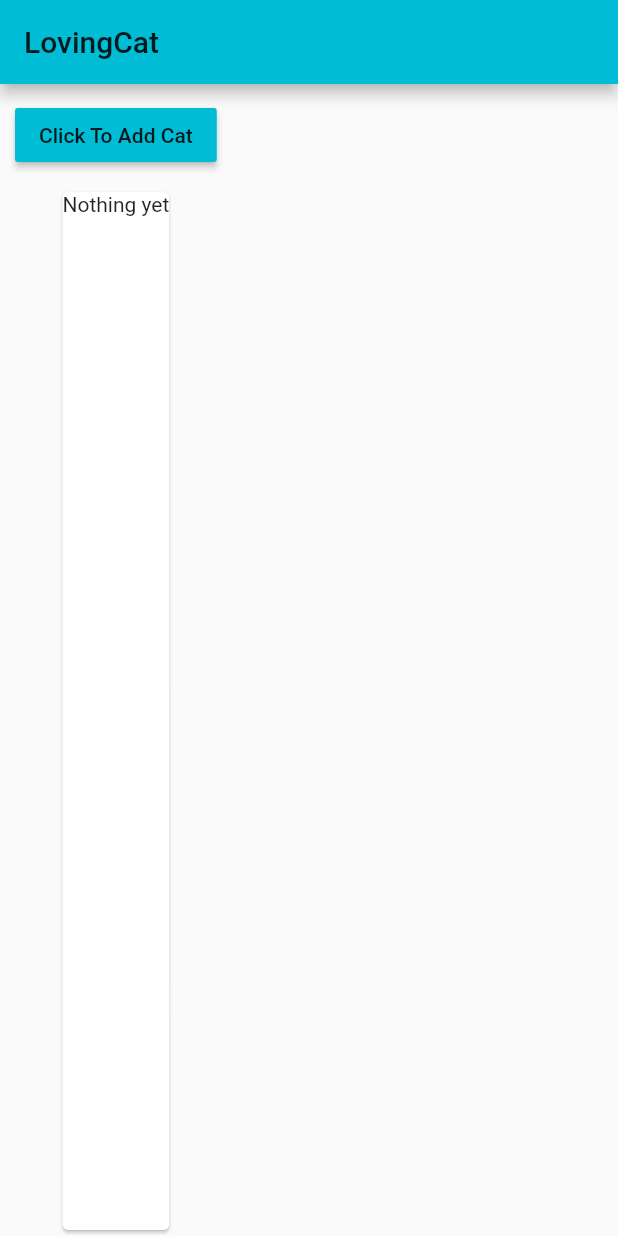
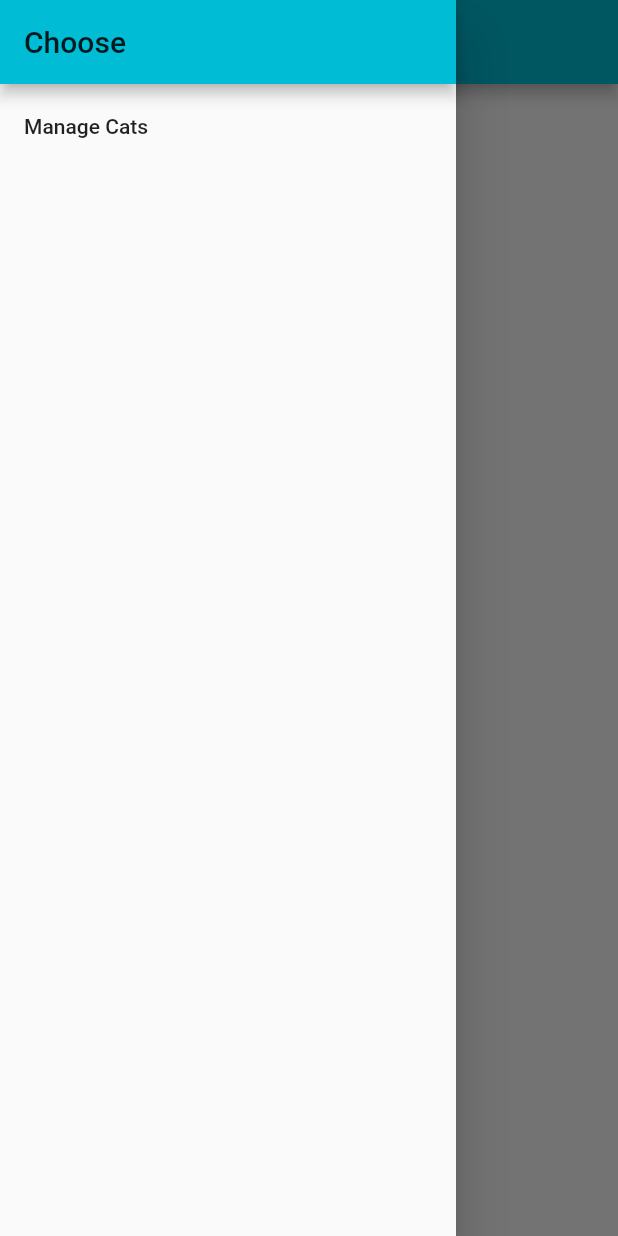
Before and after one commit to huangjun0124/flutter_learn, a Flutter app: the ProductsPage screen opened directly, with the side drawer open (before the commit the screen has no drawer), on a phone screen of 412 x 824 dp. Run offline on Flutter 3.47's test engine with Material 2 defaults, Android fonts, the phone set to English and light mode, and no system bars.

```diff
--- a/flutter_learn/lib/pages/products_page.dart
+++ b/flutter_learn/lib/pages/products_page.dart
@@ -2,12 +2,25 @@ import 'package:flutter/material.dart';
 import 'package:flutter/widgets.dart';
 
 import '../cat_manager.dart';
+import './cat_edit.dart';
 
 class ProductsPage extends StatelessWidget {
   @override
   Widget build(BuildContext context) {
     // TODO: implement build
     return Scaffold(
+      drawer: Drawer(
+        child: Column(
+          children: <Widget>[
+            AppBar(
+              automaticallyImplyLeading: false,
+              title: Text('Choose'),),
+            ListTile(title: Text('Manage Cats'),onTap: (){
+              Navigator.push(context, MaterialPageRoute(builder: (BuildContext context)=>EditCatPage()));
+            },)
+          ],
+        ),
+      ),
       appBar: AppBar(
         title: Text('LovingCat'),
       ),
```
Also changed, not shown: flutter_learn/lib/pages/cat_edit.dart (added, +20 -0 lines).
